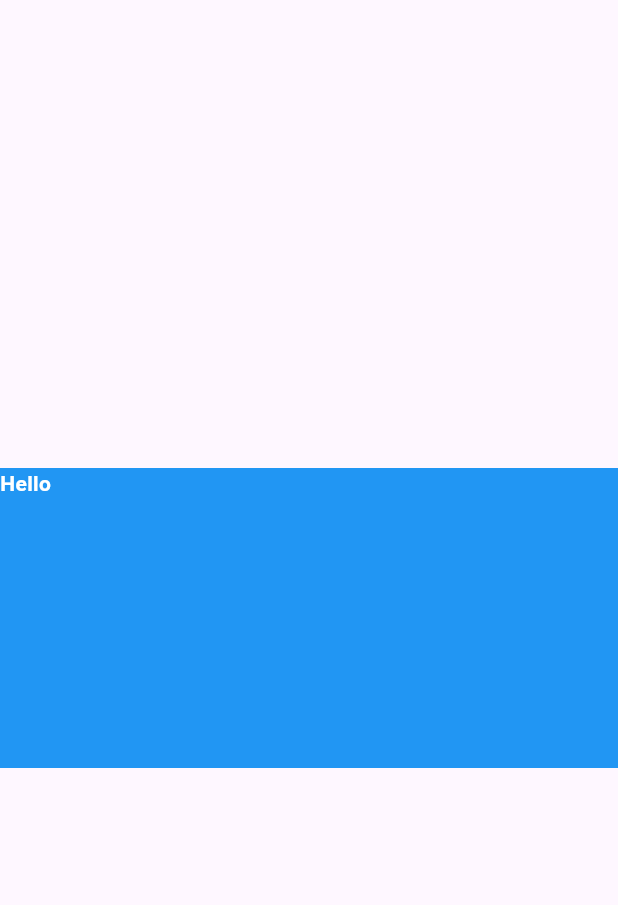
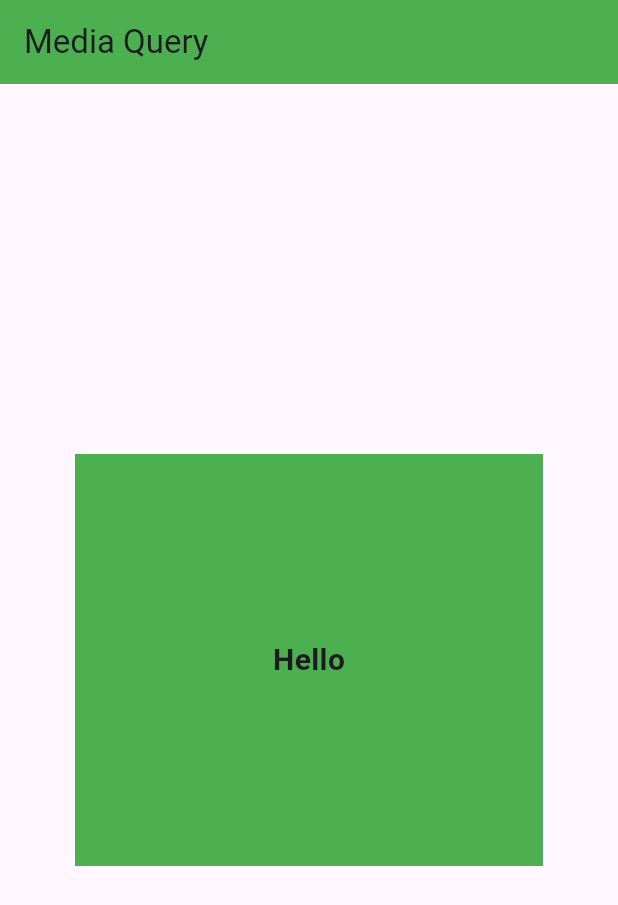
Before and after one commit to Mehedi-hasan-Asif/all_widgets, a Flutter app: the screen it shows after launch, on a phone screen of 412 x 824 dp. Shown: the top 905 px of the screen. Run offline on Flutter 3.47's test engine with Material 3 defaults, Android fonts, the phone set to English and light mode, and no system bars.

Commit message:
Initial commit

```diff
--- a/lib/main.dart
+++ b/lib/main.dart
@@ -1,23 +1,49 @@
 import 'package:flutter/material.dart';
 
-void main(){
-  runApp( const MyFirstApp());
+void main() {
+  runApp(const MyFirstApp());
 }
+
 class MyFirstApp extends StatelessWidget {
   const MyFirstApp({super.key});
 
   @override
   Widget build(BuildContext context) {
-    return MaterialApp(
+    return const MaterialApp(
       debugShowCheckedModeBanner: false,
-      home: Scaffold(
-        body: Center(
-          child: Container(
-            height: 200.0,
-            width: double.infinity,
-            color: Colors.blue,
-              child: const Text('Hello',style: TextStyle(color: Colors.white,fontWeight: FontWeight.bold),),
+      home: Home(),
+    );
+  }
+}
 
+class Home extends StatelessWidget {
+  const Home({super.key});
+
+  @override
+  Widget build(BuildContext context) {
+    //past
+    // print(MediaQuery.of(context).size);
+    // print(MediaQuery.of(context).size.width);
+    // print(MediaQuery.of(context).size.height);
+    // print(MediaQuery.of(context).orientation);
+    // print(MediaQuery.of(context).devicePixelRatio);
+    // print(MediaQuery.of(context).displayFeatures);
+    // //present
+    // print(MediaQuery.sizeOf(context));
+    return Scaffold(
+      appBar: AppBar(
+        backgroundColor: Colors.green,
+        title: const Text('Media Query'),
+      ),
+      body: Center(
+        child: Container(
+          height: MediaQuery.sizeOf(context).height / 3,
+          width: MediaQuery.sizeOf(context).width - 100,
+          color: Colors.green,
+          alignment: Alignment.center,
+          child: const Text(
+            'Hello',
+            style: TextStyle(fontWeight: FontWeight.bold, fontSize: 20),
           ),
         ),
       ),
```
